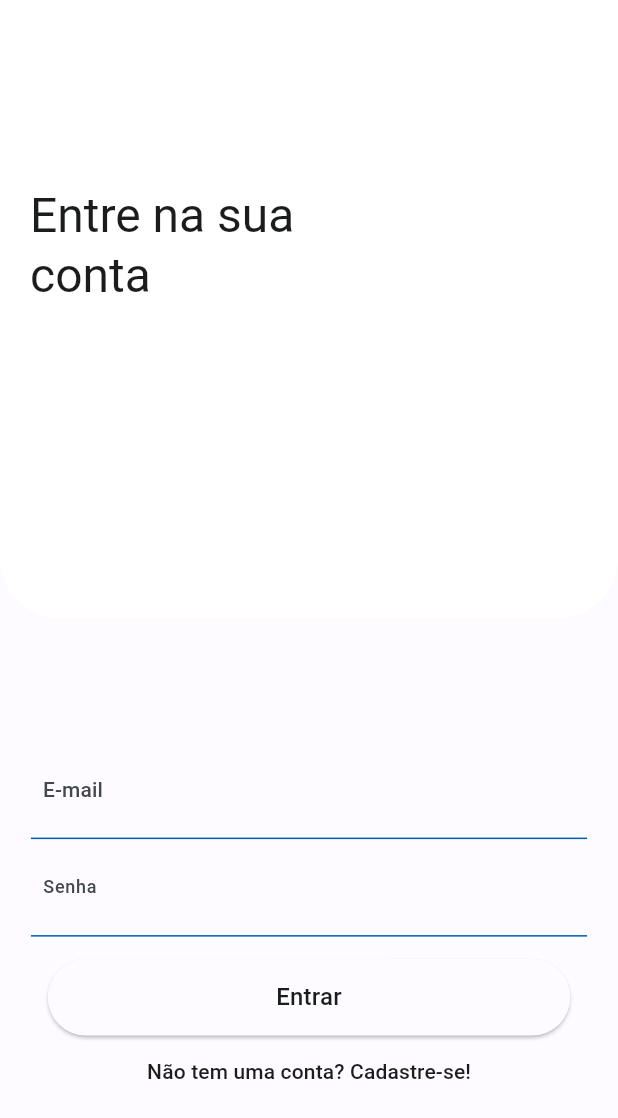
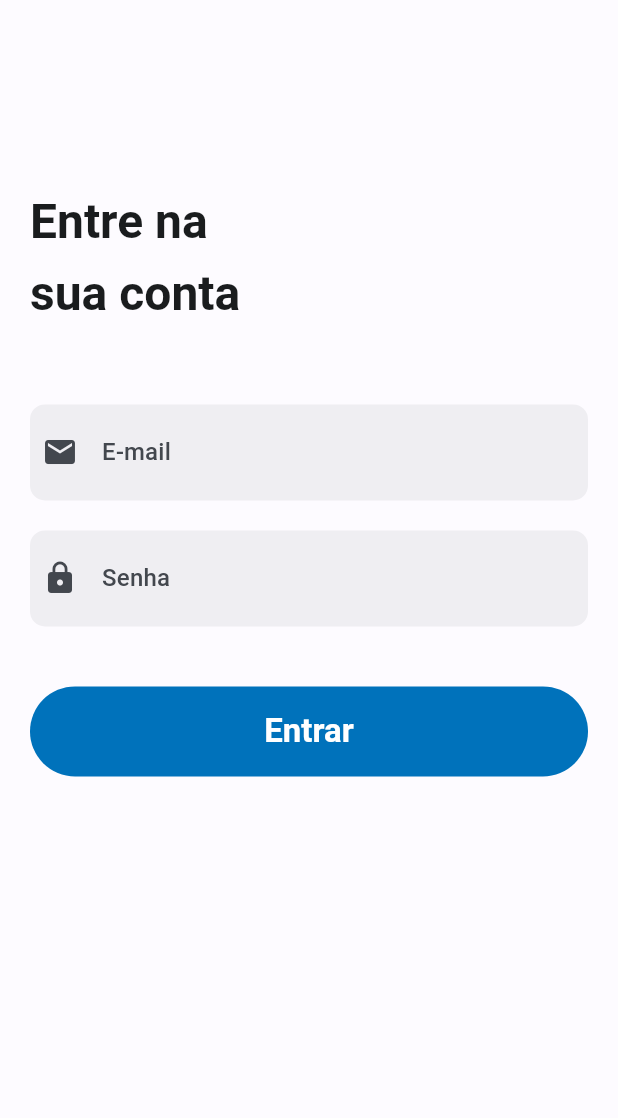
Before and after one commit to cadumeneses/app-manager-project, a Flutter app: the screen it shows after launch, on a phone screen of 412 x 824 dp. Shown: the top 1118 px of the screen. Run offline on Flutter 3.47's test engine with Material 2 defaults, Android fonts, the phone set to English and light mode, and no system bars; our stand-ins replace dio, font_awesome_flutter, shared_preferences.

```diff
--- a/lib/features/auth/presentation/ui/auth_page.dart
+++ b/lib/features/auth/presentation/ui/auth_page.dart
@@ -8,34 +8,27 @@ class AuthPage extends StatelessWidget {
   Widget build(BuildContext context) {
     final theme = Theme.of(context);
     final colorScheme = theme.colorScheme;
+
     return Scaffold(
-      backgroundColor:colorScheme.background,
+      backgroundColor: colorScheme.background,
       body: Column(
+        crossAxisAlignment: CrossAxisAlignment.start,
         children: [
-          Expanded(
-            child: Stack(children: [
-              Container(
-                height: MediaQuery.of(context).size.height * 0.5,
-                decoration: const BoxDecoration(
-                    borderRadius: BorderRadius.only(
-                        bottomLeft: Radius.circular(40),
-                        bottomRight: Radius.circular(40)),
-                    color: Colors.white),
-                width: MediaQuery.of(context).size.width,
+          Container(
+            width: 180,
+            padding: EdgeInsets.fromLTRB(
+              20,
+              MediaQuery.of(context).size.height * 0.15,
+              0,
+              30,
+            ),
+            child: Text(
+              'Entre na sua conta',
+              style: theme.textTheme.headlineLarge?.copyWith(
+                fontWeight: FontWeight.bold,
+                height: 1.5,
               ),
-              Container(
-                width: MediaQuery.of(context).size.width * .6,
-                padding: EdgeInsets.only(
-                    top: MediaQuery.of(context).size.height * 0.15),
-                child: Padding(
-                  padding: const EdgeInsets.only(left: 20),
-                  child: Text(
-                    'Entre na sua conta',
-                    style: theme.textTheme.headlineLarge,
-                  ),
-                ),
-              ),
-            ]),
+            ),
           ),
           const AuthForm(),
         ],
--- a/lib/features/auth/presentation/ui/components/auth_form.dart
+++ b/lib/features/auth/presentation/ui/components/auth_form.dart
@@ -5,6 +5,7 @@ import 'package:provider/provider.dart';
 
 import '../../../infra/repositories/auth_repository.dart';
 import 'email_input_component.dart';
+import 'submit_form_component.dart';
 
 enum AuthMode { singup, login }
 
@@ -99,58 +100,39 @@ class _AuthFormState extends State<AuthForm> {
     final colorScheme = theme.colorScheme;
     final textTheme = theme.textTheme;
 
-    return SizedBox(
-      height: MediaQuery.of(context).size.height * .4,
-      child: Form(
-        key: _formKey,
+    return Form(
+      key: _formKey,
+      child: Padding(
+        padding: const EdgeInsets.all(20),
         child: Column(
           children: [
-            Column(
-              children: [
-                EmailInputComponent(authData: _authData),
-                PasswordInputComponent(passwordController: _passwordController, authData: _authData),
-              ],
+            EmailInputComponent(authData: _authData),
+            const SizedBox(height: 20),
+            PasswordInputComponent(
+              passwordController: _passwordController,
+              authData: _authData,
             ),
+            const SizedBox(height: 40),
             if (_isLoading)
               CircularProgressIndicator(
-                color: colorScheme.tertiary,
+                color: colorScheme.primary,
               )
             else
-              Padding(
-                padding: const EdgeInsets.only(top: 15),
-                child: ElevatedButton(
-                  onPressed: submit,
-                  style: ElevatedButton.styleFrom(
-                    backgroundColor: colorScheme.background,
-                    shape: RoundedRectangleBorder(
-                      borderRadius: BorderRadius.circular(30),
-                    ),
-                    padding: const EdgeInsets.symmetric(
-                      vertical: 8,
-                      horizontal: 30,
-                    ),
-                  ),
-                  child: SizedBox(
-                    height: 35,
-                    width: MediaQuery.of(context).size.width * 0.7,
-                    child: Center(
-                      child: Text(
-                        _authMode == AuthMode.login ? 'Entrar' : 'Cadastrar',
-                        style: textTheme.titleMedium,
-                      ),
-                    ),
-                  ),
-                ),
+              SubmitFormComponent(
+                authMode: _authMode,
+                submitCallback: submit,
+                textTheme: textTheme,
+                colorScheme: colorScheme,
               ),
-            TextButton(
-              onPressed: switchAuthMode,
-              child: Text(
-                _isLogin()
-                    ? "Não tem uma conta? Cadastre-se!"
-                    : 'Já tem uma conta? Entrar',
-                style: textTheme.titleSmall
-              ),
-            ),
+            // TextButton(
+            //   onPressed: switchAuthMode,
+            //   child: Text(
+            //     _isLogin()
+            //         ? "Não tem uma conta? Cadastre-se!"
+            //         : 'Já tem uma conta? Entrar',
+            //     style: textTheme.titleSmall,
+            //   ),
+            // ),
           ],
         ),
       ),
--- a/lib/features/auth/presentation/ui/components/email_input_component.dart
+++ b/lib/features/auth/presentation/ui/components/email_input_component.dart
@@ -12,22 +12,23 @@ class EmailInputComponent extends StatelessWidget {
   Widget build(BuildContext context) {
     final theme = Theme.of(context);
     final colorScheme = theme.colorScheme;
+
     return Container(
       padding: const EdgeInsets.all(8),
-      width: MediaQuery.of(context).size.width * 0.9,
+      width: MediaQuery.of(context).size.width * 0.92,
       decoration: BoxDecoration(
-        border: Border(
-          bottom: BorderSide(color: colorScheme.primary),
-        ),
+        color: colorScheme.outline.withOpacity(0.1),
+        borderRadius: BorderRadius.circular(10),
       ),
       child: TextFormField(
-        style: theme.textTheme.labelLarge,
+        style: theme.textTheme.titleMedium,
         decoration: const InputDecoration(
           hintText: "E-mail",
           focusedBorder: InputBorder.none,
           border: InputBorder.none,
           errorBorder: InputBorder.none,
           enabledBorder: InputBorder.none,
+          icon: Icon(Icons.email),
         ),
         keyboardType: TextInputType.emailAddress,
         onSaved: (email) => _authData['email'] = email ?? '',
--- a/lib/features/auth/presentation/ui/components/password_input_component.dart
+++ b/lib/features/auth/presentation/ui/components/password_input_component.dart
@@ -15,21 +15,22 @@ class PasswordInputComponent extends StatelessWidget {
   Widget build(BuildContext context) {
     final theme = Theme.of(context);
     final colorScheme = theme.colorScheme;
+
     return Container(
       padding: const EdgeInsets.all(8),
-      width: MediaQuery.of(context).size.width * 0.9,
+      width: MediaQuery.of(context).size.width * 0.92,
       decoration: BoxDecoration(
-        border: Border(
-          bottom: BorderSide(color: colorScheme.primary),
-        ),
+        color: colorScheme.outline.withOpacity(0.1),
+        borderRadius: BorderRadius.circular(10),
       ),
       child: TextFormField(
-        style: theme.textTheme.labelMedium,
+        style: theme.textTheme.titleMedium,
         decoration: const InputDecoration(
           hintText: "Senha",
           border: InputBorder.none,
           errorBorder: InputBorder.none,
           enabledBorder: InputBorder.none,
+          icon: Icon(Icons.lock),
         ),
         keyboardType: TextInputType.emailAddress,
         obscureText: true,
--- /dev/null
+++ b/lib/features/auth/presentation/ui/components/submit_form_component.dart
@@ -0,0 +1,45 @@
+import 'package:flutter/material.dart';
+import 'auth_form.dart';
+
+class SubmitFormComponent extends StatelessWidget {
+  final AuthMode authMode;
+  final VoidCallback submitCallback;
+  final TextTheme textTheme;
+  final ColorScheme colorScheme;
+
+  const SubmitFormComponent({
+    super.key,
+    required this.authMode,
+    required this.submitCallback,
+    required this.textTheme,
+    required this.colorScheme,
+  });
+
+  @override
+  Widget build(BuildContext context) {
+    final size = MediaQuery.of(context).size;
+
+    return InkWell(
+      onTap: submitCallback,
+      child: Container(
+        width: size.width * 0.92,
+        height: 60,
+        decoration: ShapeDecoration(
+          color: colorScheme.primaryContainer,
+          shape: RoundedRectangleBorder(
+            borderRadius: BorderRadius.circular(30),
+          ),
+        ),
+        child: Center(
+          child: Text(
+            authMode == AuthMode.login ? 'Entrar' : 'Cadastrar',
+            style: textTheme.titleLarge?.copyWith(
+              fontWeight: FontWeight.bold,
+              color: colorScheme.onPrimaryContainer,
+            ),
+          ),
+        ),
+      ),
+    );
+  }
+}
```
Also changed, not shown: lib/features/profile/presentation/ui/components/profile_form_component.dart (+19 -15 lines), lib/features/profile/presentation/ui/profile_page.dart (+58 -79 lines), lib/features/project/presentation/ui/components/chart_component.dart (+3 -5 lines), lib/features/project/presentation/ui/components/porject_form_component.dart (+19 -17 lines), lib/features/project/presentation/ui/project_detail/project_detail_page.dart (+15 -14 lines), lib/core/theme/color_schemes.g.dart.
